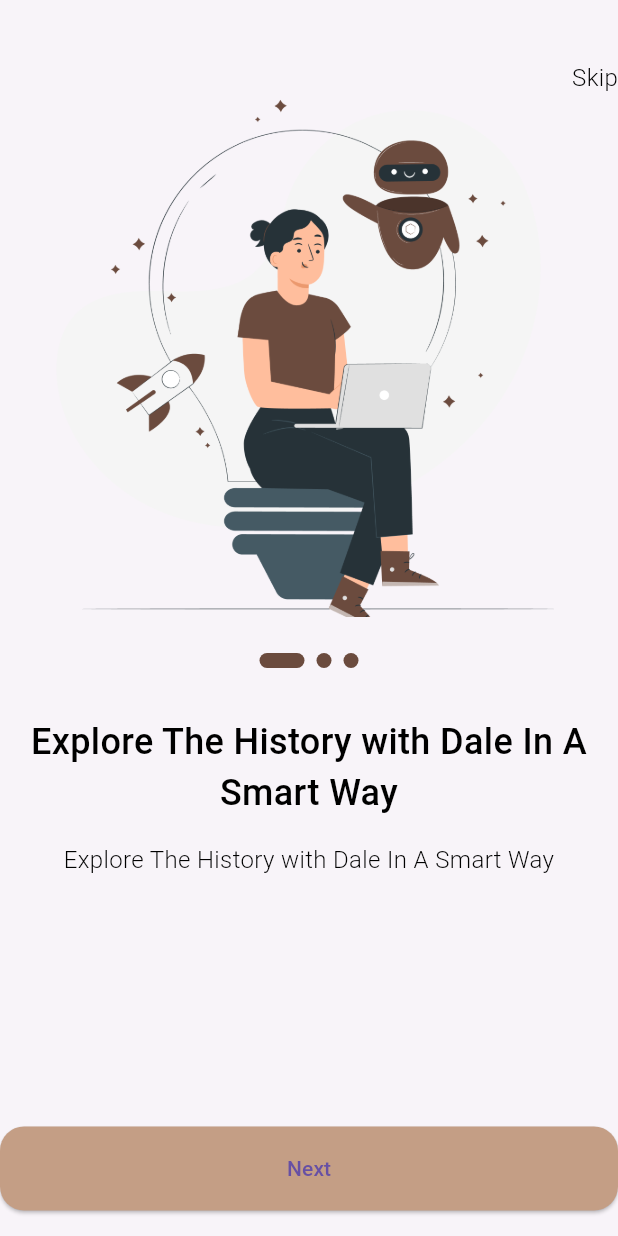
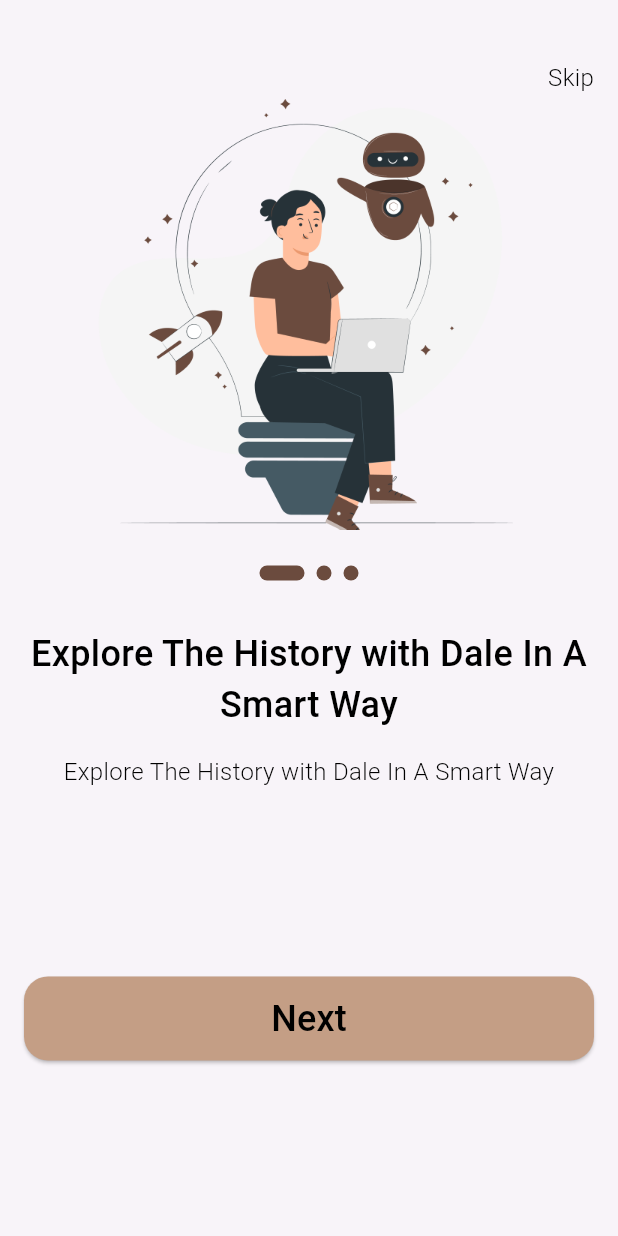
Before and after one commit to mohamedseedk908/Dalel, a Flutter app: the screen it shows after launch, on a phone screen of 412 x 824 dp. Run offline on Flutter 3.47's test engine with Material 3 defaults, Android fonts, the phone set to English and light mode, and no system bars; drawn by our look-alikes of smooth_page_indicator; our stand-ins replace go_router; Roboto replaces fonts that are missing (Poppins).

Commit message:
refactor code

```diff
--- a/lib/core/widgets/custom_Button.dart
+++ b/lib/core/widgets/custom_Button.dart
@@ -1,10 +1,12 @@
 import 'package:dalel/core/utils/app_colors.dart';
 import 'package:dalel/core/utils/app_strings.dart';
+import 'package:dalel/core/utils/app_text_styles.dart';
 import 'package:flutter/material.dart';
 
 class CustomButton extends StatelessWidget {
-  const CustomButton({super.key, this.color, });
+  const CustomButton({super.key, this.color, this.text});
   final Color? color;
+  final String? text;
 
   @override
   Widget build(BuildContext context) {
@@ -14,12 +16,15 @@ class CustomButton extends StatelessWidget {
       child: ElevatedButton(
         onPressed: () {},
         style: ElevatedButton.styleFrom(
-          backgroundColor: color ?? AppColors.primaryColor ,
+          backgroundColor: color ?? AppColors.primaryColor,
           shape: RoundedRectangleBorder(
             borderRadius: BorderRadius.circular(16),
           ),
         ),
-        child: Text(AppStrings.next),
+        child: Text(
+          text ?? AppStrings.next,
+          style: CustomTextStyles.poppins500style24,
+        ),
       ),
     );
   }
--- a/lib/features/on_boarding/presentation/views/on_boarding_view.dart
+++ b/lib/features/on_boarding/presentation/views/on_boarding_view.dart
@@ -13,16 +13,21 @@ class OnBoardingView extends StatelessWidget {
   Widget build(BuildContext context) {
     return SafeArea(
       child: Scaffold(
-        body: Column(
+        body: Padding(
+          padding: const EdgeInsets.symmetric(horizontal: 16),
+          child: ListView(
+            physics: BouncingScrollPhysics(),
             children: [
               SizedBox(height: 40),
               CustomNavBar(),
               OnBoardingBody(),
+              SizedBox(height: 88,),
               CustomButton(),
               SizedBox(height: 17),
             ],
           ),
         ),
+      ),
     );
   }
 }
--- a/lib/features/on_boarding/presentation/views/widgets/on_boarding_body.dart
+++ b/lib/features/on_boarding/presentation/views/widgets/on_boarding_body.dart
@@ -9,25 +9,40 @@ class OnBoardingBody extends StatelessWidget {
 
   @override
   Widget build(BuildContext context) {
-    return Expanded(
+    return SizedBox(
+      height:500 ,
       child: PageView.builder(
+        physics: BouncingScrollPhysics(),
         controller: _controller,
         itemCount: 3,
         itemBuilder: (context, index) {
           return Column(
             children: [
-              Image.asset(Assets.imagesOnBoarding),
+              Container(
+                width: 343,
+                height: 290,
+                decoration: BoxDecoration(
+                  image: DecorationImage(
+                    image: AssetImage(Assets.imagesOnBoarding),
+                    fit: BoxFit.fill,
+                  ),
+                ),
+              ),
               SizedBox(height: 24),
               CustomSmoothPageIndicator(controller: _controller),
               SizedBox(height: 32),
               Text(
                 "Explore The History with Dale In A Smart Way ",
+                maxLines: 2,
+                overflow: TextOverflow.ellipsis,
                 style: CustomTextStyles.poppins500style24,
                 textAlign: TextAlign.center,
               ),
               SizedBox(height: 16),
               Text(
                 "Explore The History with Dale In A Smart Way ",
+                maxLines: 2,
+                overflow: TextOverflow.ellipsis,
                 style: CustomTextStyles.poppins300style16,
                 textAlign: TextAlign.center,
               ),
```
Lines whose indentation alone changed are shown as unchanged.
